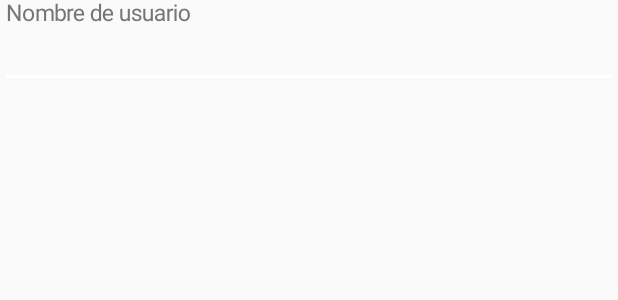
After one commit to marcmendez/TrueKe_Android, an Android app: the layout dialog_change_username.xml on its own in the app's theme, with its tools: preview values and no code run, on a phone screen of 412 x 824 dp. The commit adds this screen. Shown: the top 300 px of the screen. Run offline under Robolectric (Android 15) with nearby library versions, the phone set to English and light mode, and no system bars; network calls fail.

Commit message:
User layout

```diff
--- /dev/null
+++ b/app/src/main/res/layout/dialog_change_username.xml
@@ -0,0 +1,20 @@
+<?xml version="1.0" encoding="utf-8"?>
+<LinearLayout xmlns:android="http://schemas.android.com/apk/res/android"
+    xmlns:app="http://schemas.android.com/apk/res-auto"
+    android:orientation="vertical"
+    android:layout_width="match_parent"
+    android:layout_height="match_parent">
+
+    <android.support.design.widget.TextInputLayout
+        android:layout_width="match_parent"
+        android:layout_height="wrap_content"
+        app:hintTextAppearance="@style/AddProductTextInputLayoutAppearance">
+
+        <EditText
+            android:layout_width="match_parent"
+            android:layout_height="wrap_content"
+            android:hint="Nombre de usuario"/>
+
+    </android.support.design.widget.TextInputLayout>
+
+</LinearLayout>
```
Also changed, not shown: app/src/main/java/trigues/com/trueke/view/impl/UserProfileActivityImpl.java (+44 -3 lines).
